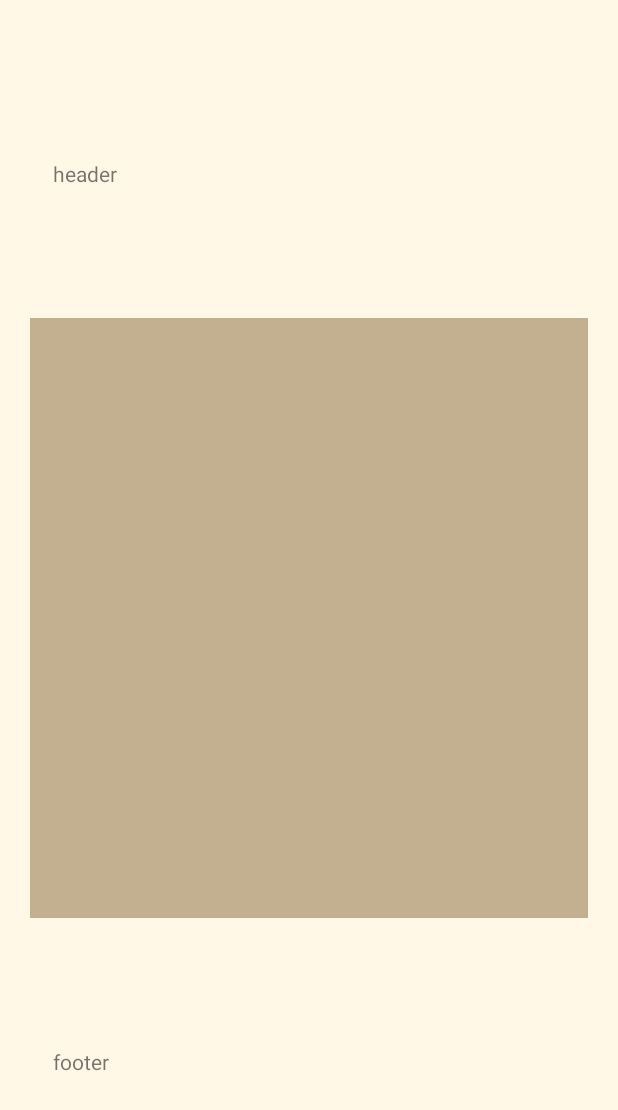
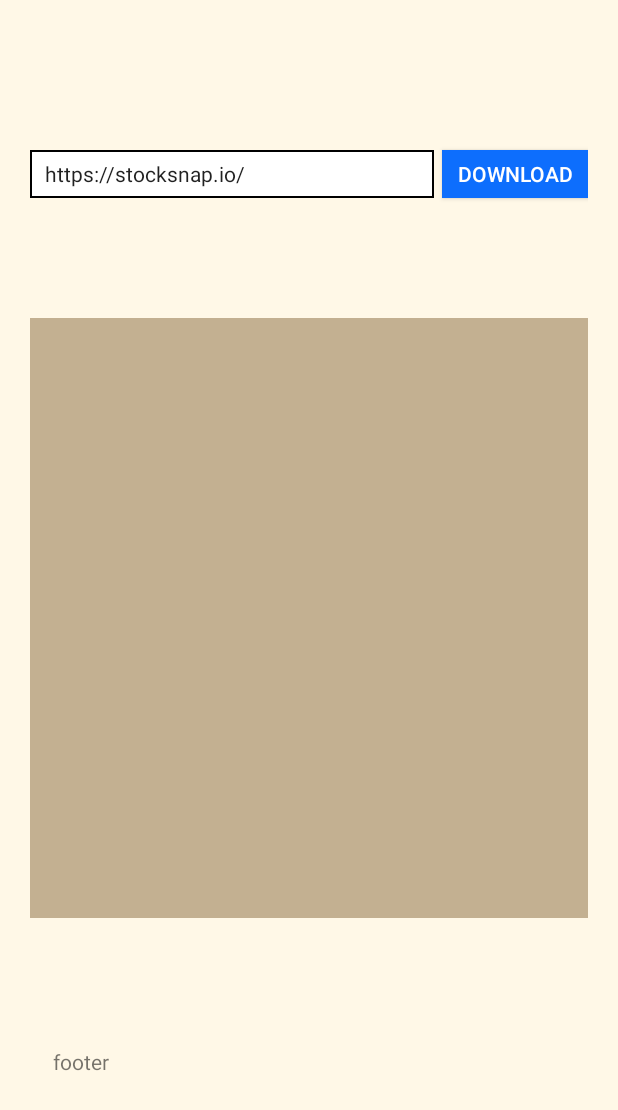
Before and after one commit to jbrandonlee/Android_Java_Memory_Game, an Android app: the screen it shows after launch (MainActivity), on a phone screen of 412 x 824 dp. Shown: the top 1110 px of the screen. Run offline under Robolectric (Android 15) with nearby library versions, the phone set to English and light mode, and no system bars.

Commit message:
Implemented url text field and download button.

```diff
--- a/app/src/main/java/sg/edu/nus/iss/memory/MainActivity.java
+++ b/app/src/main/java/sg/edu/nus/iss/memory/MainActivity.java
@@ -4,6 +4,8 @@ import android.os.Bundle;
 import android.os.Environment;
 import android.view.View;
 import android.widget.AdapterView;
+import android.widget.Button;
+import android.widget.EditText;
 import android.widget.GridView;
 import android.widget.Toast;
 
@@ -29,15 +31,19 @@ public class MainActivity extends AppCompatActivity {
     private List<String> imgUrls = new ArrayList<>();
     private List<File> imgFiles = new ArrayList<>();
 
-    // Debug Only
-    String url = "https://stocksnap.io/";
-
     @Override
     protected void onCreate(Bundle savedInstanceState) {
         super.onCreate(savedInstanceState);
         setContentView(R.layout.activity_main);
 
-        getImgSrcfromUrl(url);
+        EditText urlField = findViewById(R.id.urlField);
+        Button urlBtn = findViewById(R.id.urlButton);
+        urlBtn.setOnClickListener(new View.OnClickListener() {
+            @Override
+            public void onClick(View view) {
+                getImgSrcfromUrl(urlField.getText().toString());
+            }
+        });
     }
 
     protected void getImgSrcfromUrl(String url) {
--- /dev/null
+++ b/app/src/main/res/drawable/input_field_border.xml
@@ -0,0 +1,13 @@
+<shape
+    xmlns:android="http://schemas.android.com/apk/res/android"
+    android:shape="rectangle">
+
+    <solid
+        android:color="#FFF" />
+    <stroke
+        android:width="1dp"
+        android:color="#000" />
+    <corners
+        android:radius="0dp" />
+
+</shape>
--- a/app/src/main/res/layout/activity_main.xml
+++ b/app/src/main/res/layout/activity_main.xml
@@ -19,11 +19,29 @@
         app:layout_constraintStart_toStartOf="parent"
         app:layout_constraintTop_toTopOf="parent">
 
-        <TextView
-            android:layout_width="match_parent"
-            android:layout_height="wrap_content"
-            android:text="header"
-            android:padding="15dp"/>
+        <EditText
+            android:id="@+id/urlField"
+            android:layout_width="0dp"
+            android:layout_height="32dp"
+            android:layout_weight="1"
+            android:background="@drawable/input_field_border"
+            android:hint="Enter URL here"
+            android:text="https://stocksnap.io/"
+            android:textSize="14sp"
+            android:paddingHorizontal="10dp"
+            android:paddingVertical="5dp" />
+
+        <Button
+            android:id="@+id/urlButton"
+            android:layout_width="wrap_content"
+            android:layout_height="32dp"
+            android:text="Download"
+            android:textSize="14sp"
+            android:textColor="#FFF"
+            android:background="#0d6efd"
+            android:paddingHorizontal="10dp"
+            android:paddingVertical="5dp"
+            android:layout_marginStart="5dp"/>
 
     </LinearLayout>
 
--- a/app/src/main/res/values/themes.xml
+++ b/app/src/main/res/values/themes.xml
@@ -1,6 +1,6 @@
-<resources xmlns:tools="http://schemas.android.com/tools">
+<resources>
     <!-- Base application theme. -->
-    <style name="Base.Theme.MemoryGame" parent="Theme.Material3.DayNight.NoActionBar">
+    <style name="Base.Theme.MemoryGame" parent="Theme.MaterialComponents.DayNight.NoActionBar.Bridge">
         <!-- Customize your light theme here. -->
         <!-- <item name="colorPrimary">@color/my_light_primary</item> -->
     </style>
```
